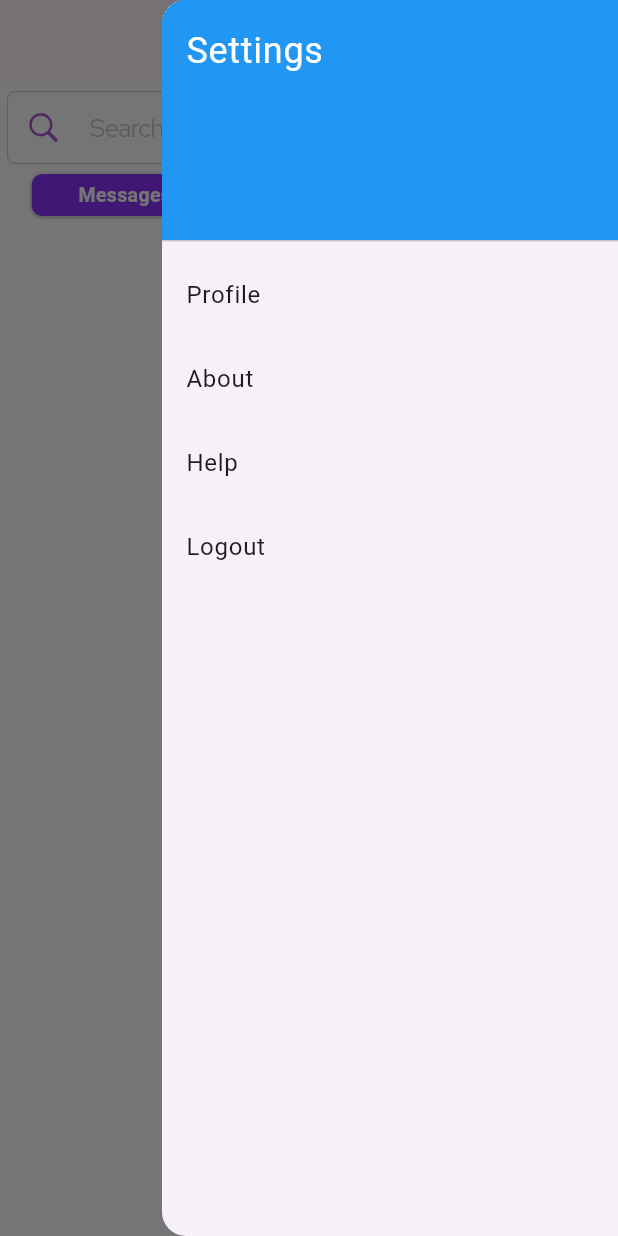
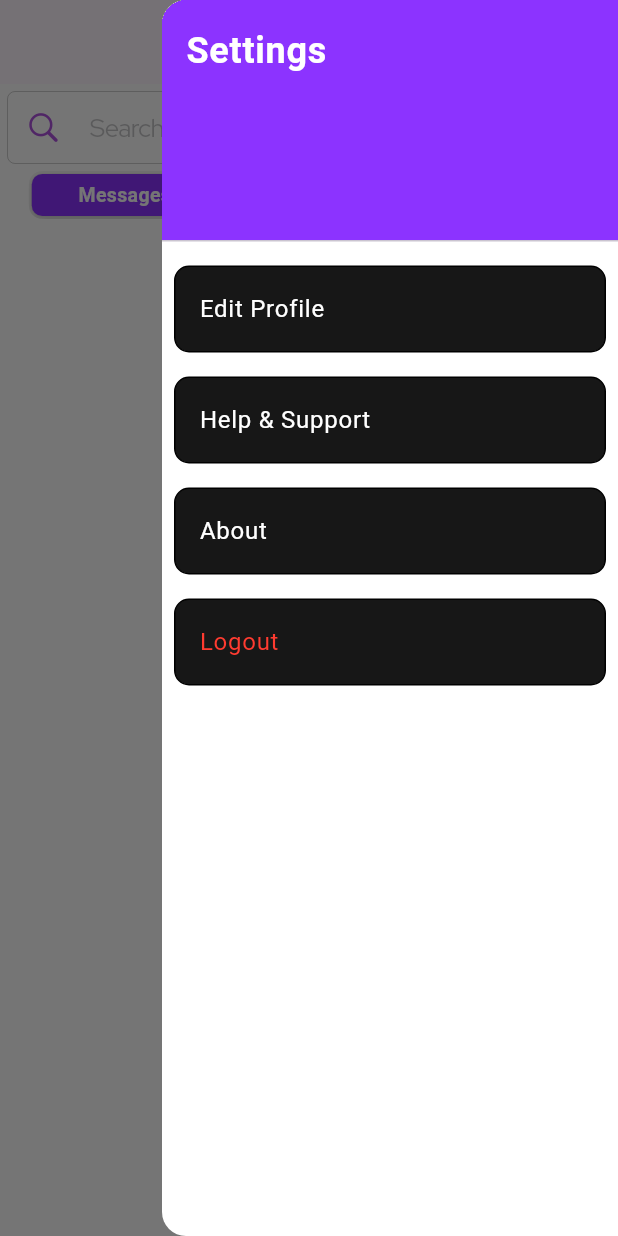
Before and after one commit to kunalnyc/Bubble-chat, a Flutter app: the screen it shows once a user with an empty profile is signed in, with the side drawer open, on a phone screen of 412 x 824 dp. Run offline on Flutter 3.47's test engine with Material 3 defaults, Android fonts, the phone set to English and light mode, and no system bars; our stand-ins replace cloud_firestore, file_picker, firebase_auth, firebase_core, flutter_chat_types, flutter_chat_ui and 4 more; accounts and stored records are empty; network calls fail.

Commit message:
SignOut Worked * Drawer Fixed⚒

```diff
--- a/lib/Screens/home.dart
+++ b/lib/Screens/home.dart
@@ -1,9 +1,7 @@
-import 'package:cloud_firestore/cloud_firestore.dart';
+import 'package:bubble_chat/functions/signout_functions.dart';
 import 'package:firebase_auth/firebase_auth.dart';
 import 'package:flutter/cupertino.dart';
 import 'package:flutter/material.dart';
-import 'package:flutter/widgets.dart';
-import 'package:flutter_chat_types/flutter_chat_types.dart';
 import 'package:google_fonts/google_fonts.dart';
 
 enum Sky { messages, viridian, cerulean }
@@ -35,30 +33,8 @@ class _HomeState extends State<Home> {
           style: TextStyle(fontWeight: FontWeight.bold),
         ),
         centerTitle: true,
-        actions: [
-          Stack(
-            children: [
-              CircleAvatar(
-                radius: 22,
-                // backgroundImage: NetworkImage(
-                //   'https://media.istockphoto.com/id/519078727/photo/male-silhouette-as-avatar-profile-picture.webp?b=1&s=170667a&w=0&k=20&c=JzPsyMEFcdQp2UlFqLVeuOaj2bOpteXUWFR9FJzTnBM=',
-                // ),
       ),
-              Positioned(
-                bottom: 0,
-                right: 0,
-                child: IconButton(
-                  icon: const Icon(Icons.settings),
-                  onPressed: () {
-                    Scaffold.of(context).openEndDrawer();
-                  }, // Handle settings action
-                ),
-              ),
-            ],
-          ),
-        ],
-      ),
-      endDrawer: _buildSettingsDrawer(),
+      endDrawer: _buildSettingsDrawer(context),
       body: Column(
         children: [
           Padding(
@@ -211,52 +187,99 @@ class RequestsPage extends StatelessWidget {
   }
 }
 
-Widget _buildSettingsDrawer() {
+Widget _buildSettingsDrawer(BuildContext context) {
   return Drawer(
+    backgroundColor: CupertinoColors.white,
     child: ListView(
       padding: EdgeInsets.zero,
       children: <Widget>[
         DrawerHeader(
           decoration: BoxDecoration(
-            color: Colors.blue,
+            color: Color.fromARGB(255, 140, 51, 255),
           ),
           child: Text(
             'Settings',
             style: TextStyle(
-              color: Colors.white,
-              fontSize: 24,
+                color: Colors.white, fontSize: 24, fontWeight: FontWeight.bold),
           ),
         ),
+        Padding(
+          padding: const EdgeInsets.all(8.0),
+          child: Container(
+            decoration: BoxDecoration(
+                color: CupertinoColors.darkBackgroundGray,
+                border: Border.all(),
+                borderRadius: BorderRadius.circular(10)),
+            child: ListTile(
+              title: Text(
+                'Edit Profile',
+                style: TextStyle(color: CupertinoColors.white),
               ),
-        ListTile(
-          title: Text('Profile'),
               onTap: () {
                 // Handle profile
               },
             ),
-        ListTile(
-          title: Text('About'),
+          ),
+        ),
+        Padding(
+          padding: const EdgeInsets.all(8.0),
+          child: Container(
+            decoration: BoxDecoration(
+                color: CupertinoColors.darkBackgroundGray,
+                border: Border.all(),
+                borderRadius: BorderRadius.circular(10)),
+            child: ListTile(
+              title: Text(
+                'Help & Support',
+                style: TextStyle(color: CupertinoColors.white),
+              ),
               onTap: () {
-            // Handle about
+                // Handle profile
               },
             ),
-        ListTile(
-          title: Text('Help'),
+          ),
+        ),
+        Padding(
+          padding: const EdgeInsets.all(8.0),
+          child: Container(
+            decoration: BoxDecoration(
+                color: CupertinoColors.darkBackgroundGray,
+                border: Border.all(),
+                borderRadius: BorderRadius.circular(10)),
+            child: ListTile(
+              title: Text(
+                'About',
+                style: TextStyle(color: CupertinoColors.white),
+              ),
               onTap: () {
-            // Handle help
+                // Handle profile
               },
             ),
-        ListTile(
-          title: Text('Logout'),
+          ),
+        ),
+        Padding(
+          padding: const EdgeInsets.all(8.0),
+          child: Container(
+            decoration: BoxDecoration(
+                color: CupertinoColors.darkBackgroundGray,
+                border: Border.all(),
+                borderRadius: BorderRadius.circular(10)),
+            child: ListTile(
+              title: Text(
+                'Logout',
+                style: TextStyle(color: CupertinoColors.destructiveRed),
+              ),
               onTap: () {
-            // Handle logout
+                // Handle profile
+                AuthSignOut().signOut(context);
               },
+            ),
+          ),
         ),
       ],
     ),
   );
 }
-
 
 // PopupMenuButton<int> _buildProfilePopupMenuButton() {
 //   return PopupMenuButton<int>(
@@ -308,10 +331,6 @@ Widget _buildSettingsDrawer() {
 //     },
 //   );
 // }
-
-
-
-
 
 // import 'package:cloud_firestore/cloud_firestore.dart';
 // import 'package:firebase_auth/firebase_auth.dart';
--- /dev/null
+++ b/lib/functions/signout_functions.dart
@@ -0,0 +1,40 @@
+import 'package:bubble_chat/interface/interface.dart';
+import 'package:firebase_auth/firebase_auth.dart';
+import 'package:flutter/material.dart';
+
+class AuthSignOut {
+  Future<void> signOut(BuildContext context) async {
+    try {
+      await FirebaseAuth.instance.signOut();
+      // Navigate to Welcome Screen
+      Navigator.pushAndRemoveUntil(
+        context,
+        MaterialPageRoute(
+            builder: (context) =>
+                WelcomeScreen()), // Replace WelcomeScreen() with your actual Welcome Screen widget
+        (route) => false, // This will remove all routes from the stack
+      );
+    } catch (e) {
+      // Handle sign-out errors
+      print('Failed to sign out: $e');
+      // Show a dialog to inform the user about the error
+      showDialog(
+        context: context,
+        builder: (BuildContext context) {
+          return AlertDialog(
+            title: Text('Error'),
+            content: Text('Failed to sign out. Please try again later.'),
+            actions: <Widget>[
+              TextButton(
+                onPressed: () {
+                  Navigator.of(context).pop(); // Close the dialog
+                },
+                child: Text('OK'),
+              ),
+            ],
+          );
+        },
+      );
+    }
+  }
+}
--- a/lib/main.dart
+++ b/lib/main.dart
@@ -44,7 +44,7 @@ class MyApp extends StatelessWidget {
                 radius: 20,
               ));
             }
-            return const WelcomeScreen();
+            return WelcomeScreen();
           }),
     );
   }
```
Also changed, not shown: pubspec.lock. Lines whose indentation alone changed are shown as unchanged.
